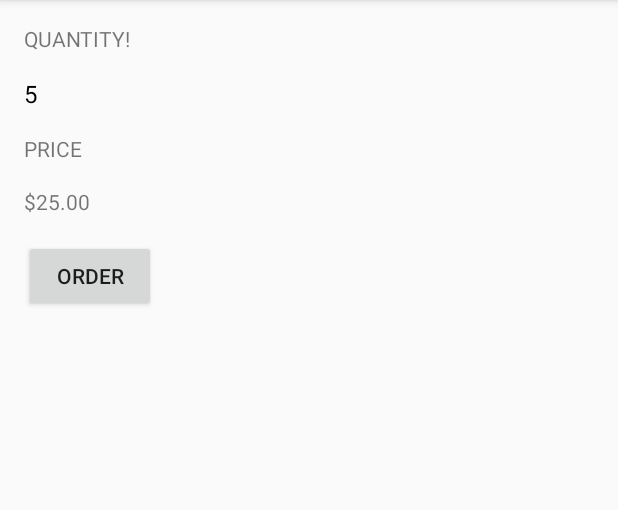
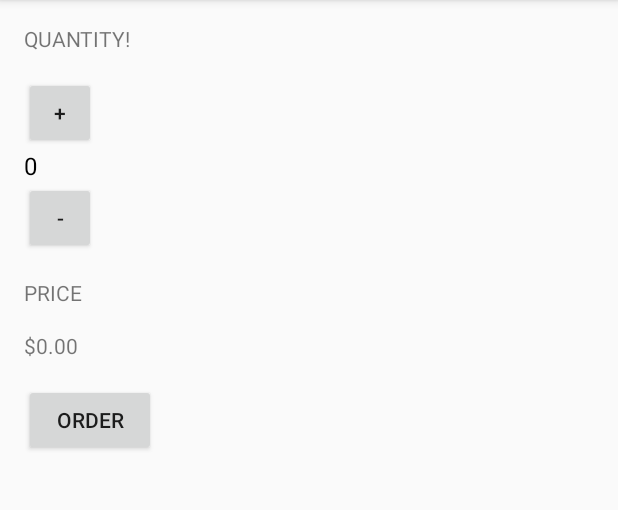
Before and after one commit to 8adam95/AndroidApps, an Android app: the screen it shows after launch (MainActivity), after a tap on "ORDER", on a phone screen of 412 x 824 dp, the part 84-594 px from its top. Run offline under Robolectric (Android 15) with nearby library versions, the phone set to English and light mode, and no system bars.

Commit message:
50% of a course

```diff
--- a/JustJava/app/src/main/java/com/example/android/justjava/MainActivity.java
+++ b/JustJava/app/src/main/java/com/example/android/justjava/MainActivity.java
@@ -9,6 +9,8 @@ import java.text.NumberFormat;
 
 public class MainActivity extends AppCompatActivity {
 
+    int quantity = 0;
+
     @Override
     protected void onCreate(Bundle savedInstanceState) {
         super.onCreate(savedInstanceState);
@@ -16,10 +18,22 @@ public class MainActivity extends AppCompatActivity {
     }
 
     public void submitOrder(View view) {
-        int quantity = 5;
+
+        displayPrice(quantity * 5);
+    }
+
+    public void increment(View view)
+    {
+        quantity = quantity+1;
         display(quantity);
-        displayPrice(quantity*5);
     }
+
+    public void decrement(View view)
+    {
+        quantity = quantity-1;
+        display(quantity);
+    }
+
 
     private void display(int number) {
         TextView quantityTextView = (TextView) findViewById(R.id.quantity_text_view);
--- a/JustJava/app/src/main/res/layout/activity_main.xml
+++ b/JustJava/app/src/main/res/layout/activity_main.xml
@@ -17,6 +17,15 @@
         android:layout_marginBottom="16dp"
         android:textAllCaps="true"
         />
+
+    <Button
+        android:layout_width="48dp"
+        android:layout_height="48dp"
+        android:text="+"
+        android:onClick="increment"
+        />
+
+
     <TextView
         android:id="@+id/quantity_text_view"
         android:layout_width="wrap_content"
@@ -25,6 +34,14 @@
         android:textSize="16sp"
         android:textColor="@android:color/black"
         />
+
+    <Button
+        android:layout_width="48dp"
+        android:layout_height="48dp"
+        android:text="-"
+        android:onClick="decrement"
+        />
+
 
     <TextView
         android:layout_marginTop="16dp"
```
